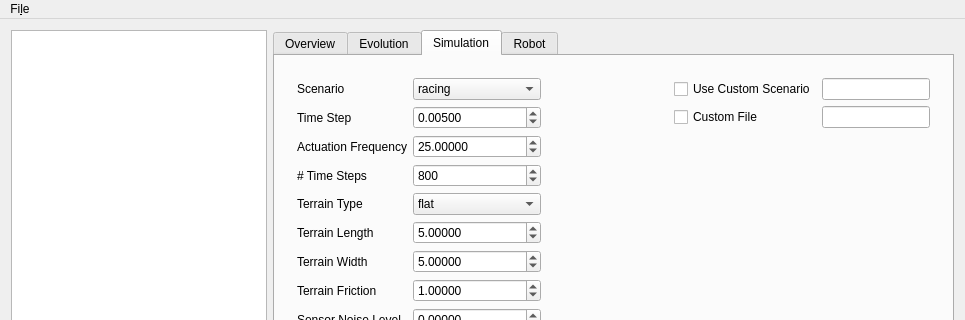
First picture: the form in mainwindow.ui, repository eagle2com/robogen-gui, before the edit; both pictures show x 0 to 965 and y 0 to 320 of the 965 by 584 pixel window.
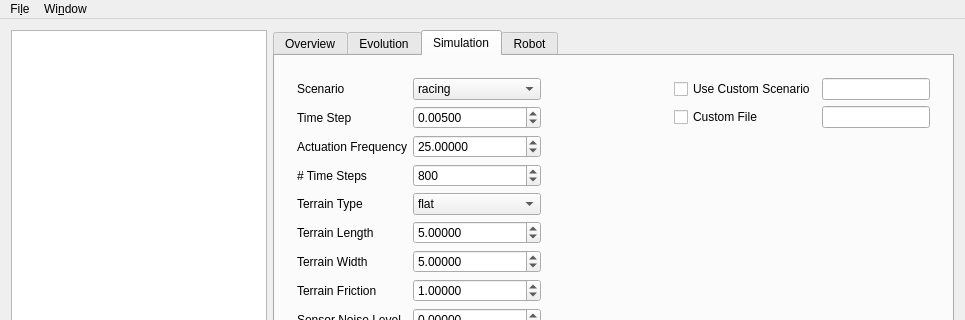
Second picture: the form after the edit. Icons and pictures are not drawn. Custom widgets are drawn as their Qt base class.

Patch:
```diff
--- a/mainwindow.ui
+++ b/mainwindow.ui
@@ -1289,7 +1289,7 @@
      <x>0</x>
      <y>0</y>
      <width>965</width>
-     <height>21</height>
+     <height>19</height>
     </rect>
    </property>
    <widget class="QMenu" name="menuFile">
@@ -1305,7 +1305,14 @@
     <addaction name="separator"/>
     <addaction name="actionQuit"/>
    </widget>
+   <widget class="QMenu" name="menuWindow">
+    <property name="title">
+     <string>Wi&amp;ndow</string>
+    </property>
+    <addaction name="actionLog"/>
+   </widget>
    <addaction name="menuFile"/>
+   <addaction name="menuWindow"/>
   </widget>
   <widget class="QStatusBar" name="statusBar"/>
   <action name="actionEvolve">
```
Left out of the diff: 7 changed lines with no effect on the pictures.
